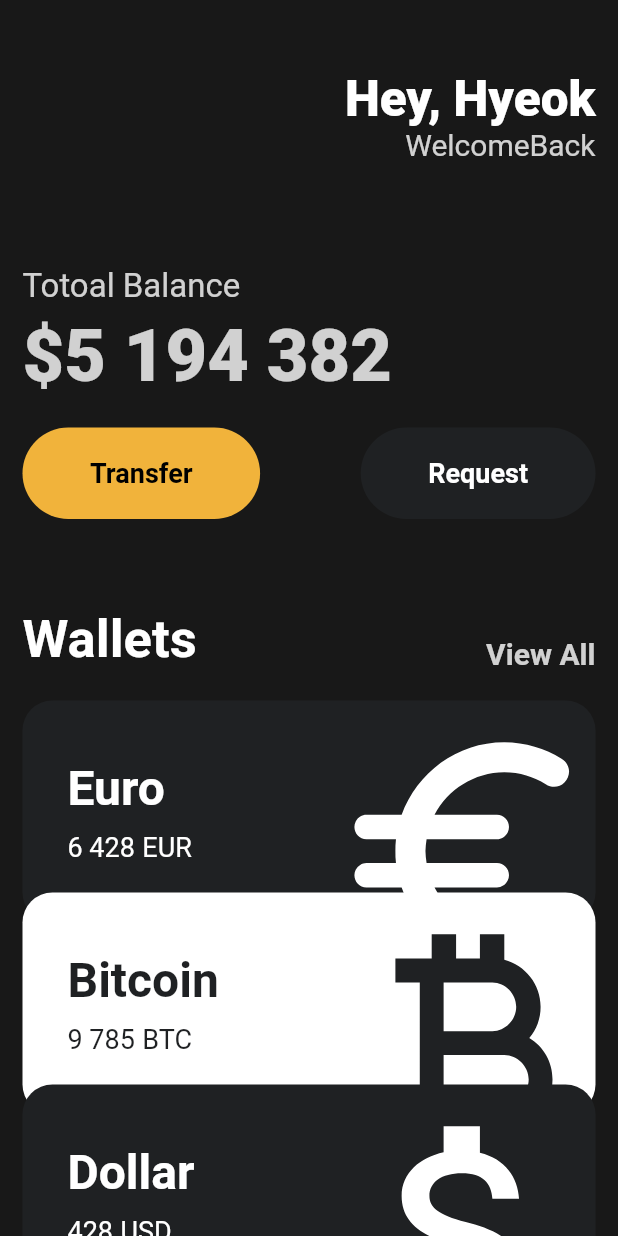
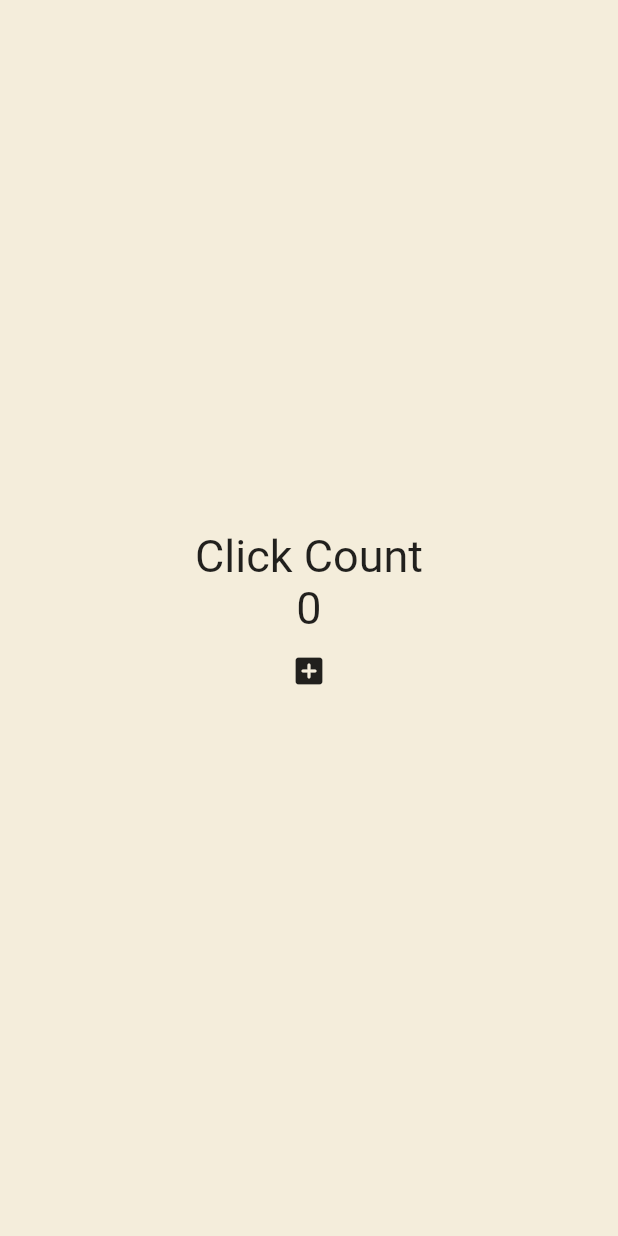
Before and after one commit to WHS95/Flutter_1st, a Flutter app: the screen it shows after launch, on a phone screen of 412 x 824 dp. Run offline on Flutter 3.47's test engine with Material 2 defaults, Android fonts, the phone set to English and light mode, and no system bars.

Commit message:
counter flutter

```diff
--- a/lib/main.dart
+++ b/lib/main.dart
@@ -1,142 +1,45 @@
 import 'package:flutter/material.dart';
-import 'package:toonflix/widgets/Button.dart';
-import 'package:toonflix/widgets/currency_card.dart';
-
-class Player {
-  String name = 'nico';
-}
 
 void main() {
   runApp(const App());
 }
 
-class App extends StatelessWidget {
+class App extends StatefulWidget {
   const App({super.key});
+
+  @override
+  State<App> createState() => _AppState();
+}
+
+class _AppState extends State<App> {
+  int counter = 0;
+
+  void onClicked() {
+    setState(() {
+      counter = counter + 1;
+    });
+  }
 
   @override
   Widget build(BuildContext context) {
     return MaterialApp(
       home: Scaffold(
-        backgroundColor: const Color(0xFF181818),
-        body: SingleChildScrollView(
-          child: Padding(
-            padding: const EdgeInsets.symmetric(horizontal: 15),
+        backgroundColor: const Color(0xFFF4EDDB),
+        body: Center(
           child: Column(
-              crossAxisAlignment: CrossAxisAlignment.start,
-              children: [
-                const SizedBox(
-                  height: 46,
-                ),
-                Row(
-                  mainAxisAlignment: MainAxisAlignment.end,
-                  children: [
-                    Column(
-                      crossAxisAlignment: CrossAxisAlignment.end,
+            mainAxisAlignment: MainAxisAlignment.center,
             children: [
               const Text(
-                          "Hey, Hyeok",
-                          style: TextStyle(
-                            color: Colors.white,
-                            fontSize: 33,
-                            fontWeight: FontWeight.w800,
-                          ),
+                "Click Count",
+                style: TextStyle(fontSize: 30),
               ),
               Text(
-                          "WelcomeBack",
-                          style: TextStyle(
-                            color: Colors.white.withOpacity(0.8),
-                            fontSize: 20,
+                '$counter',
+                style: const TextStyle(fontSize: 30),
               ),
-                        ),
+              IconButton(
+                  onPressed: onClicked, icon: const Icon(Icons.add_box_rounded))
             ],
-                    )
-                  ],
-                ),
-                const SizedBox(
-                  height: 70,
-                ),
-                Text(
-                  'Totoal Balance',
-                  style: TextStyle(
-                      fontSize: 22, color: Colors.white.withOpacity(0.8)),
-                ),
-                const SizedBox(
-                  height: 5,
-                ),
-                Text(
-                  '\$5 194 382',
-                  style: TextStyle(
-                      fontSize: 48,
-                      fontWeight: FontWeight.w800,
-                      color: Colors.white.withOpacity(0.8)),
-                ),
-                const SizedBox(
-                  height: 20,
-                ),
-                const Row(
-                  mainAxisAlignment: MainAxisAlignment.spaceBetween,
-                  children: [
-                    Button(
-                        text: 'Transfer',
-                        bgColor: Color(0xFFF1B33B),
-                        textColor: Colors.black),
-                    Button(
-                      text: 'Request',
-                      bgColor: Color(0xFF1F2123),
-                      textColor: Colors.white,
-                    ),
-                  ],
-                ),
-                const SizedBox(
-                  height: 60,
-                ),
-                Row(
-                  crossAxisAlignment: CrossAxisAlignment.end,
-                  mainAxisAlignment: MainAxisAlignment.spaceBetween,
-                  children: [
-                    const Text(
-                      'Wallets',
-                      style: TextStyle(
-                          fontSize: 35,
-                          fontWeight: FontWeight.w600,
-                          color: Colors.white),
-                    ),
-                    Text(
-                      'View All',
-                      style: TextStyle(
-                          fontSize: 20,
-                          color: Colors.white.withOpacity(0.8),
-                          fontWeight: FontWeight.w600),
-                    )
-                  ],
-                ),
-                const SizedBox(
-                  height: 20,
-                ),
-                const CurrencyCard(
-                  name: 'Euro',
-                  code: 'EUR',
-                  amount: '6 428',
-                  icon: Icons.euro_rounded,
-                  isInverted: false,
-                  offset: 0,
-                ),
-                const CurrencyCard(
-                    name: 'Bitcoin',
-                    code: 'BTC',
-                    amount: '9 785',
-                    icon: Icons.currency_bitcoin,
-                    isInverted: true,
-                    offset: -20),
-                const CurrencyCard(
-                    name: 'Dollar',
-                    code: 'USD',
-                    amount: '428',
-                    icon: Icons.attach_money_outlined,
-                    isInverted: false,
-                    offset: -40),
-              ],
-            ),
           ),
         ),
       ),
```
Lines whose indentation alone changed are shown as unchanged.
